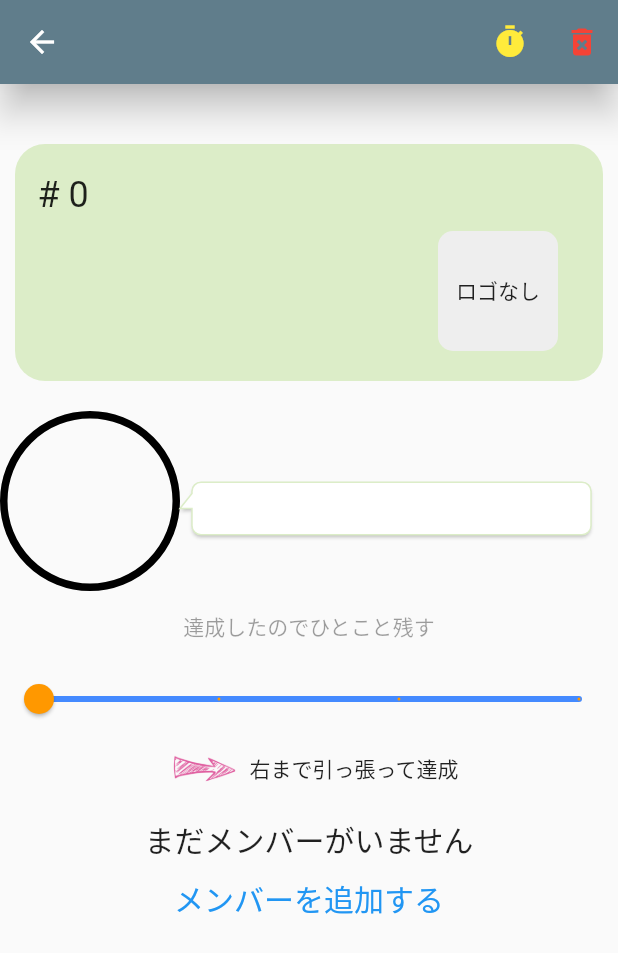
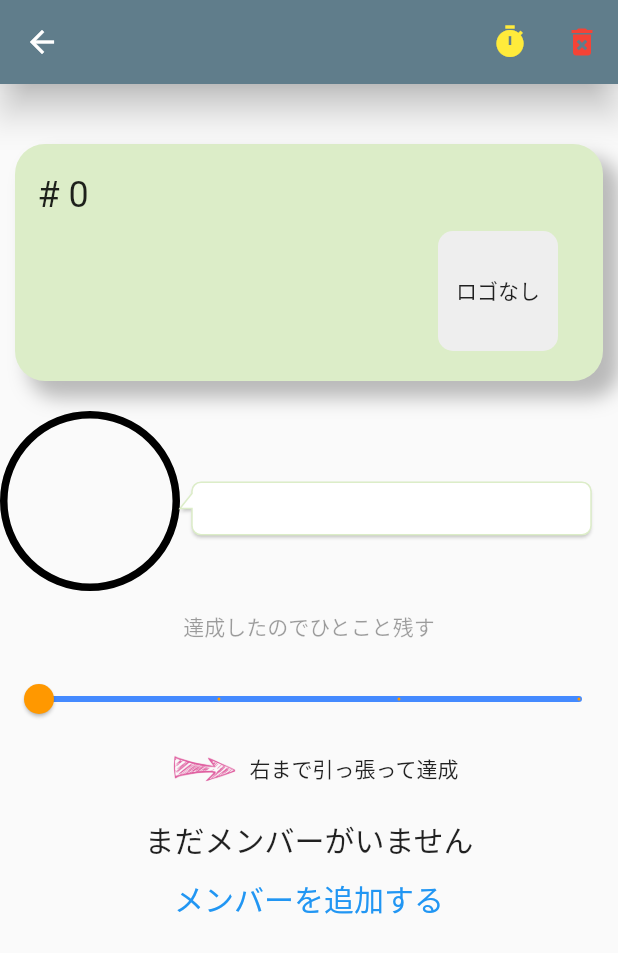
Before and after one commit to y0303noki/YellApp, a Flutter app: the MyAchievementPage screen opened directly, on a phone screen of 412 x 824 dp. Shown: the top 953 px of the screen. Run offline on Flutter 3.47's test engine with Material 2 defaults, Android fonts, the light colour scheme and no system bars; drawn by our look-alikes of bubble; our stand-ins replace cloud_firestore, firebase_auth, firebase_core, flutter_hooks, hooks_riverpod, share and 1 more; accounts and stored records are empty; network calls fail.

Commit message:
一旦込みとと

```diff
--- a/lib/components/widget/common_widget.dart
+++ b/lib/components/widget/common_widget.dart
@@ -160,6 +160,14 @@ class CommonWidget {
       decoration: BoxDecoration(
         color: CommonWidget.myDefaultColor(),
         borderRadius: BorderRadius.circular(20),
+        boxShadow: const [
+          BoxShadow(
+            color: Colors.black26,
+            spreadRadius: 1.0,
+            blurRadius: 10.0,
+            offset: Offset(10, 10),
+          ),
+        ],
       ),
       child: Column(
         children: [
@@ -247,6 +255,14 @@ class CommonWidget {
       decoration: BoxDecoration(
         color: Colors.grey[100],
         borderRadius: BorderRadius.circular(10),
+        boxShadow: const [
+          BoxShadow(
+            color: Colors.black26,
+            spreadRadius: 1.0,
+            blurRadius: 10.0,
+            offset: Offset(1, 1),
+          ),
+        ],
       ),
       child: Image.asset(
         _imagePath,
--- a/lib/screen/my/my_achievement_page.dart
+++ b/lib/screen/my/my_achievement_page.dart
@@ -183,11 +183,8 @@ class MyAchievementPage extends ConsumerWidget {
                 ],
               ),
             ),
-            Container(
+            SizedBox(
               height: 300,
-              decoration: BoxDecoration(
-                border: Border.all(color: Colors.grey),
-              ),
               child: ListView.builder(
                 padding: const EdgeInsets.all(8),
                 itemCount: myAchievment.yellMembers.length,
```
